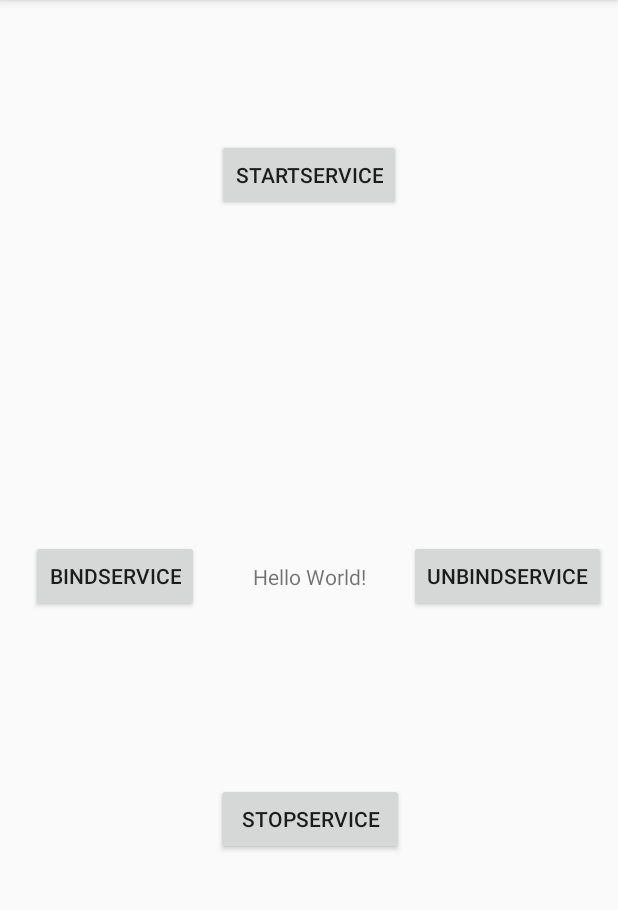
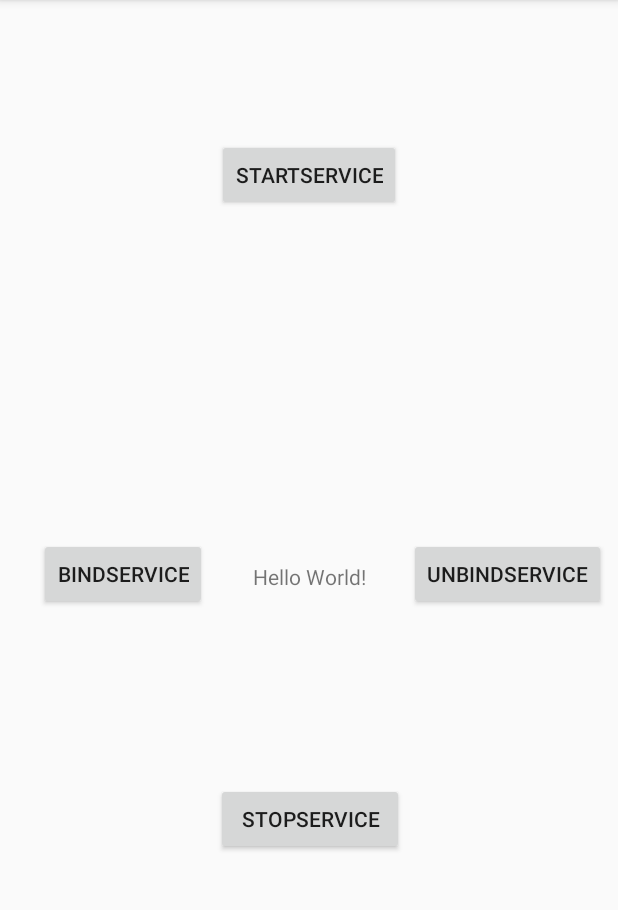
Before and after one commit to liuChongyang95/ServiceTest, an Android app: the screen it shows after launch (MainActivity), after a tap on "STARTSERVICE", on a phone screen of 412 x 824 dp, the part 84-994 px from its top. Run offline under Robolectric (Android 15) with nearby library versions, the phone set to English and light mode, and no system bars.

```diff
--- a/app/src/main/java/fina/com/servicetest/MainActivity.java
+++ b/app/src/main/java/fina/com/servicetest/MainActivity.java
@@ -20,9 +20,9 @@ public class MainActivity extends AppCompatActivity {
     private Button unbindS;
     private static boolean connected = false;
 
-    private MyserviceConnection myserviceConnection = new MyserviceConnection();
+    private myServiceConnection myServiceConnection = new myServiceConnection();
 
-    class MyserviceConnection implements ServiceConnection {
+    class myServiceConnection implements ServiceConnection {
         @Override
         public void onServiceConnected(ComponentName name, IBinder service) {
             Log.i(Context.ACTIVITY_SERVICE, "Service Connected");
@@ -31,8 +31,8 @@ public class MainActivity extends AppCompatActivity {
             MyService.MyBinder myBinder = (MyService.MyBinder) service;
             MyService myService = myBinder.getService();
             //生出随机数
-            Random random=new Random();
-            double value=myService.getValue(random.nextInt(10)*1000);
+            Random random = new Random();
+            double value = myService.getValue(random.nextInt(10) * 1000);
             //显示计算结果
             data = myService.getData();
             Log.i(Context.ACTIVITY_SERVICE, String.valueOf(value));
@@ -52,37 +52,45 @@ public class MainActivity extends AppCompatActivity {
         stopS = findViewById(R.id.stopService);
         bindS = findViewById(R.id.bindService);
         unbindS = findViewById(R.id.unbindService);
-        myserviceConnection = new MyserviceConnection();
+        myServiceConnection = new myServiceConnection();
     }
 
     public void btnStart_onClick(View view) {
         //Intent 绑定MyService，加入输入参数
         Intent intent = new Intent(MainActivity.this, MyService.class);
         intent.putExtra("Name", "Leslie");
-        intent.putExtra("param",0.88);
-        Log.i(Context.ACTIVITY_SERVICE, "startService");
+        intent.putExtra("param", 0.88);
         //启动service
         startService(intent);
+        Intent intent1 = new Intent(this, MyIntentService.class);
+        intent1.putExtra("msg", "intentService1");
+        startService(intent1);
+        Intent intent2 = new Intent(this, MyIntentService.class);
+        intent2.putExtra("msg", "intentService2");
+        startService(intent2);
+        Intent intent3 = new Intent(this, MyIntentService.class);
+        intent3.putExtra("msg", "intentService3");
+        startService(intent3);
+
     }
 
     public void btnStop_onClick(View view) {
         Intent intent = new Intent(MainActivity.this, MyService.class);
-        Log.i(Context.ACTIVITY_SERVICE, "btnStop_onClick: ");
         stopService(intent);
+        Intent intent1 = new Intent(this, MyIntentService.class);
+        stopService(intent1);
     }
 
     public void btnBind(View view) {
         connected = true;
         Intent intent = new Intent(this, MyService.class);
-        Log.i(Context.ACTIVITY_SERVICE, "btnBind");
         //bind方式启动
-        bindService(intent, myserviceConnection, Context.BIND_AUTO_CREATE);
+        bindService(intent, myServiceConnection, Context.BIND_AUTO_CREATE);
     }
 
     public void btnUnBind(View view) {
         if (connected) {
-            Log.i(Context.ACTIVITY_SERVICE, "btnUnBind: ");
-            unbindService(myserviceConnection);
+            unbindService(myServiceConnection);
             connected = false;
         }
     }
--- a/app/src/main/res/layout/activity_main.xml
+++ b/app/src/main/res/layout/activity_main.xml
@@ -62,8 +62,10 @@
         android:text="bindService"
         app:layout_constraintBottom_toBottomOf="parent"
         app:layout_constraintEnd_toStartOf="@+id/textView"
+        app:layout_constraintHorizontal_bias="0.727"
         app:layout_constraintStart_toStartOf="parent"
-        app:layout_constraintTop_toTopOf="parent" />
+        app:layout_constraintTop_toTopOf="parent"
+        app:layout_constraintVertical_bias="0.498" />
 
     <Button
         android:id="@+id/unbindService"
@@ -79,5 +81,6 @@
         app:layout_constraintEnd_toEndOf="parent"
         app:layout_constraintHorizontal_bias="1.0"
         app:layout_constraintStart_toEndOf="@+id/textView"
-        app:layout_constraintTop_toTopOf="parent" />
+        app:layout_constraintTop_toTopOf="parent"
+        app:layout_constraintVertical_bias="0.498" />
 </android.support.constraint.ConstraintLayout>
```
Also changed, not shown: app/src/main/AndroidManifest.xml (+5 -2 lines), app/src/main/java/fina/com/servicetest/AsynvRunnable.java (added, +20 -0 lines), app/src/main/java/fina/com/servicetest/MyIntentService.java (added, +19 -0 lines), app/src/main/java/fina/com/servicetest/MyService.java (+9 -6 lines), 4 other files.
